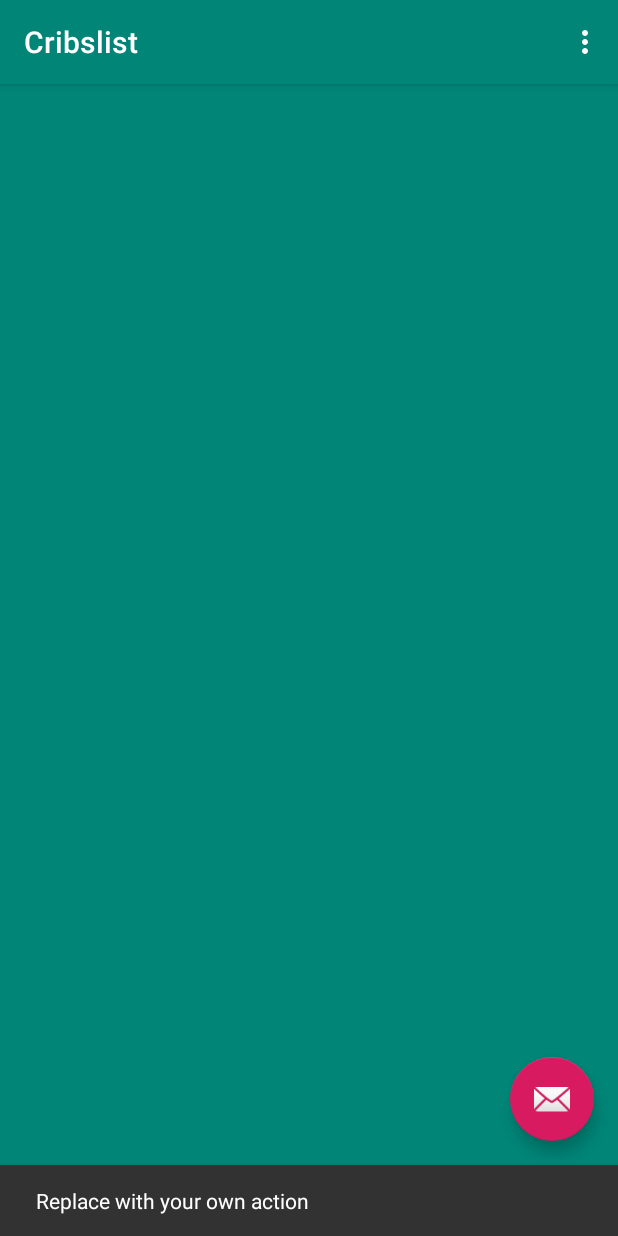
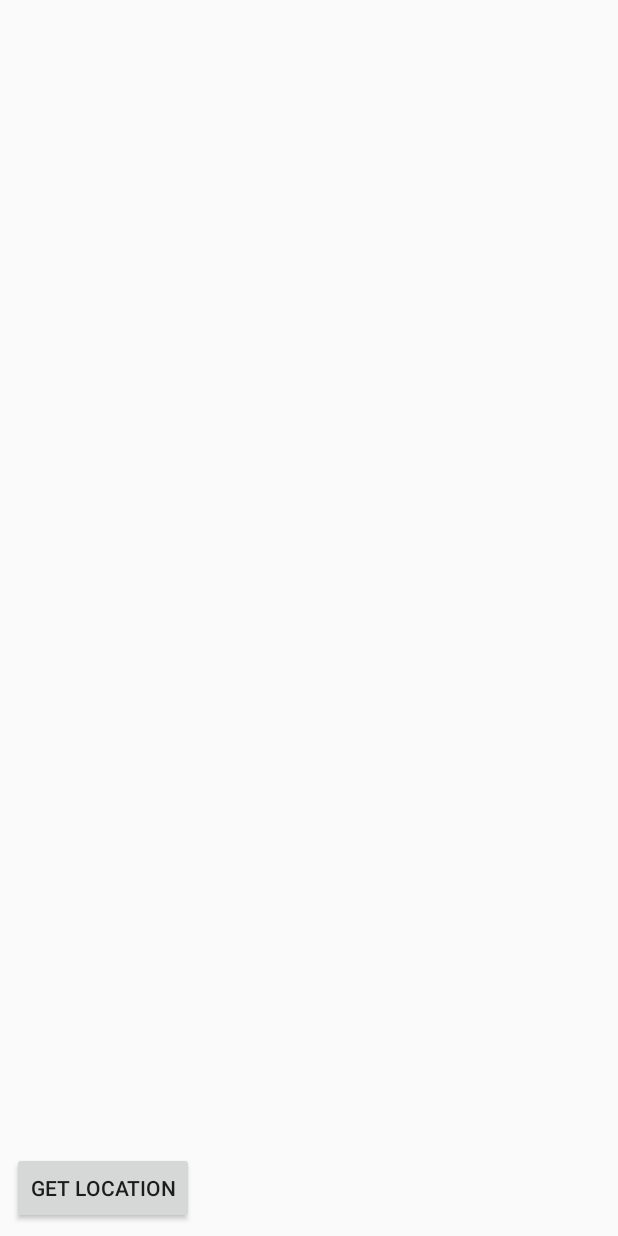
Before and after one commit to cribslist/cribslist_android, an Android app: the screen it shows after launch (MainActivity before the commit, ItemListing after it), after a tap on "#fab", on a phone screen of 412 x 824 dp. Run offline under Robolectric (Android 15) with nearby library versions, the phone set to English and light mode, and no system bars; libraries missing offline, so code that uses them is left out: com.crashlytics.android, com.loopj.android, cz.msebera.android, io.fabric.sdk; pictures from the network do not load; 6 statements that could not run were skipped.

Commit message:
add location to edit item view

```diff
--- a/app/build.gradle
+++ b/app/build.gradle
@@ -51,6 +51,7 @@ dependencies {
     androidTestImplementation 'com.android.support.test.espresso:espresso-core:3.0.2'
     implementation 'com.loopj.android:android-async-http:1.4.9'
     implementation 'com.github.bumptech.glide:glide:4.8.0'
+    implementation 'com.google.android.gms:play-services-location:11.8.0'
     implementation('com.crashlytics.sdk.android:crashlytics:2.9.5@aar') {
         transitive = true
     }
--- a/app/src/main/java/com/codepath/cribslist/activities/MainActivity.java
+++ b/app/src/main/java/com/codepath/cribslist/activities/MainActivity.java
@@ -3,7 +3,6 @@ package com.codepath.cribslist.activities;
 import android.content.Intent;
 import android.os.Bundle;
 import android.support.design.widget.FloatingActionButton;
-import android.support.design.widget.Snackbar;
 import android.support.v7.app.AppCompatActivity;
 import android.support.v7.widget.GridLayoutManager;
 import android.support.v7.widget.RecyclerView;
@@ -51,8 +50,8 @@ public class MainActivity extends AppCompatActivity {
         fab.setOnClickListener(new View.OnClickListener() {
             @Override
             public void onClick(View view) {
-                Snackbar.make(view, "Replace with your own action", Snackbar.LENGTH_LONG)
-                        .setAction("Action", null).show();
+                Intent i = new Intent(getApplicationContext(), ItemListing.class);
+                startActivity(i);
             }
         });
 
--- /dev/null
+++ b/app/src/main/res/layout/activity_item_listing.xml
@@ -0,0 +1,42 @@
+<?xml version="1.0" encoding="utf-8"?>
+<android.support.constraint.ConstraintLayout xmlns:android="http://schemas.android.com/apk/res/android"
+    xmlns:app="http://schemas.android.com/apk/res-auto"
+    xmlns:tools="http://schemas.android.com/tools"
+    android:layout_width="match_parent"
+    android:layout_height="match_parent"
+    tools:context=".activities.ItemListing">
+
+    <Button
+        android:id="@+id/get_location_btn"
+        android:layout_width="wrap_content"
+        android:layout_height="wrap_content"
+        android:layout_marginStart="8dp"
+        android:layout_marginBottom="8dp"
+        android:text="@string/get_location"
+        android:onClick="getUserLocation"
+        app:layout_constraintBottom_toBottomOf="parent"
+        app:layout_constraintStart_toStartOf="parent" />
+
+    <TextView
+        android:id="@+id/location_text"
+        android:layout_width="wrap_content"
+        android:layout_height="wrap_content"
+        android:layout_marginStart="8dp"
+        android:layout_marginEnd="8dp"
+        android:layout_marginBottom="8dp"
+        tools:text="location"
+        app:layout_constraintBottom_toBottomOf="parent"
+        app:layout_constraintEnd_toEndOf="parent"
+        app:layout_constraintStart_toEndOf="@+id/get_location_btn" />
+    <EditText
+        android:id="@+id/location_edit"
+        android:layout_width="match_parent"
+        android:layout_height="wrap_content"
+        android:visibility="gone"
+        tools:text="todo: add ability to add custom location name (hidden for now)"
+        app:layout_constraintBottom_toBottomOf="parent"
+        app:layout_constraintEnd_toEndOf="parent"
+        app:layout_constraintStart_toEndOf="@+id/get_location_btn"
+        />
+
+</android.support.constraint.ConstraintLayout>
--- a/app/src/main/res/layout/activity_main.xml
+++ b/app/src/main/res/layout/activity_main.xml
@@ -4,7 +4,7 @@
     xmlns:tools="http://schemas.android.com/tools"
     android:layout_width="match_parent"
     android:layout_height="match_parent"
-    tools:context=".MainActivity">
+    tools:context=".activities.MainActivity">
 
     <android.support.design.widget.AppBarLayout
         android:layout_width="match_parent"
--- a/app/src/main/res/values/strings.xml
+++ b/app/src/main/res/values/strings.xml
@@ -15,4 +15,6 @@
     <string name="permission_rationale">"Contacts permissions are needed for providing email
         completions."
     </string>
+    <string name="get_location">Get Location</string>
+    <string name="permission_message">Please enable location permission to continue</string>
 </resources>
```
Also changed, not shown: app/src/main/AndroidManifest.xml (+6 -2 lines), app/src/main/java/com/codepath/cribslist/activities/ItemListing.java (added, +115 -0 lines), app/src/main/java/com/codepath/cribslist/models/Item.java (+18 -0 lines), app/src/main/java/com/codepath/cribslist/models/LatLng.java (added, +10 -0 lines).
